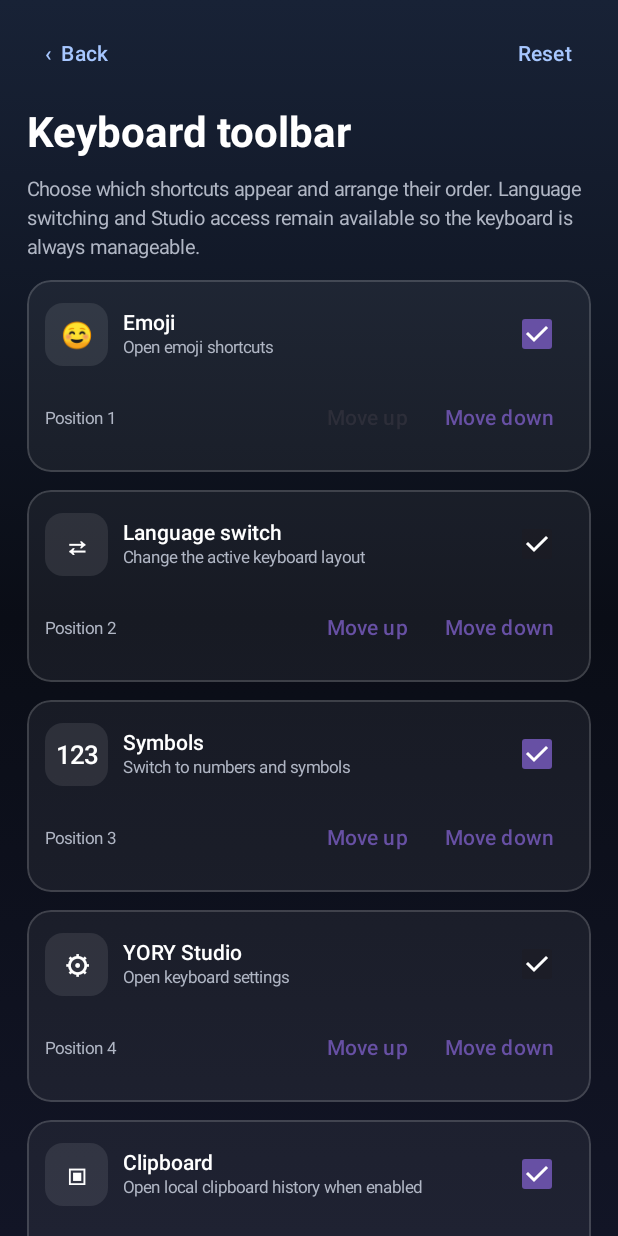
After one commit to our1godjesus-beep/YORY-KEYS-, an Android app built with Jetpack Compose: the composable YoryToolbarCustomizationScreen shown on its own in the app's theme, on a phone screen of 412 x 824 dp. The commit adds this screen. Run offline under Robolectric (Android 15) with nearby library versions, the phone set to English and light mode, and no system bars.

Commit message:
Add Android keyboard toolbar visibility and ordering controls

```diff
--- a/android/app/src/main/java/app/yory/keys/ui/YorySettingsNavigation.kt
+++ b/android/app/src/main/java/app/yory/keys/ui/YorySettingsNavigation.kt
@@ -40,6 +40,7 @@ fun YoryStudioScreen(onSignOut: () -> Unit = {}) {
         SettingsItem("T", "Typing", "Suggestions and personal dictionary"),
         SettingsItem("☻", "Emoji", "Emoji predictions and keyboard key"),
         SettingsItem("♬", "Rich input", "Clipboard and input tools"),
+        SettingsItem("☷", "Keyboard toolbar", "Choose and arrange keyboard shortcuts"),
         SettingsItem("▦", "Layout & keys", "Size, rows, symbols and key behavior"),
         SettingsItem("◖", "Sound & vibration", "Key click and haptic feedback"),
         SettingsItem("⬡", "Privacy", "Your data and on-device controls"),
@@ -47,6 +48,10 @@ fun YoryStudioScreen(onSignOut: () -> Unit = {}) {
         SettingsItem("?", "Help & Feedback", "Support and feedback"),
         SettingsItem("ⓘ", "About YORY KEYS", "Version and product information")
     )
+    if (page == "Keyboard toolbar") {
+        YoryToolbarCustomizationScreen(onBack = { page = null })
+        return
+    }
     if (page == "Themes") {
         if (editingThemes) {
             YoryThemesEditorScreen(onBack = { editingThemes = false })
--- /dev/null
+++ b/android/app/src/main/java/app/yory/keys/ui/YoryToolbarCustomizationScreen.kt
@@ -0,0 +1,134 @@
+package app.yory.keys.ui
+
+import android.content.Context
+import androidx.compose.foundation.background
+import androidx.compose.foundation.border
+import androidx.compose.foundation.layout.*
+import androidx.compose.foundation.rememberScrollState
+import androidx.compose.foundation.shape.RoundedCornerShape
+import androidx.compose.foundation.verticalScroll
+import androidx.compose.material3.*
+import androidx.compose.runtime.*
+import androidx.compose.ui.Alignment
+import androidx.compose.ui.Modifier
+import androidx.compose.ui.draw.clip
+import androidx.compose.ui.graphics.Brush
+import androidx.compose.ui.graphics.Color
+import androidx.compose.ui.platform.LocalContext
+import androidx.compose.ui.text.font.FontWeight
+import androidx.compose.ui.unit.dp
+import androidx.compose.ui.unit.sp
+
+private data class YoryToolbarTool(val id: String, val title: String, val description: String, val icon: String, val required: Boolean = false)
+
+@Composable
+internal fun YoryToolbarCustomizationScreen(onBack: () -> Unit) {
+    val context = LocalContext.current
+    val prefs = remember { context.getSharedPreferences("yory_user_settings", Context.MODE_PRIVATE) }
+    val tools = remember {
+        listOf(
+            YoryToolbarTool("emoji", "Emoji", "Open emoji shortcuts", "☺"),
+            YoryToolbarTool("language", "Language switch", "Change the active keyboard layout", "⇄", true),
+            YoryToolbarTool("symbols", "Symbols", "Switch to numbers and symbols", "123"),
+            YoryToolbarTool("settings", "YORY Studio", "Open keyboard settings", "⚙", true),
+            YoryToolbarTool("clipboard", "Clipboard", "Open local clipboard history when enabled", "▣")
+        )
+    }
+    val order = remember {
+        val defaults = tools.map { it.id }
+        val stored = prefs.getString("toolbar_order", null)?.split(",")?.filter { it in defaults }.orEmpty()
+        mutableStateListOf(*(stored.distinct() + defaults.filterNot(stored::contains)).toTypedArray())
+    }
+    val visible = remember {
+        val defaults = tools.map { it.id }.toSet()
+        val stored = prefs.getStringSet("toolbar_visible", null) ?: defaults
+        mutableStateMapOf<String, Boolean>().apply {
+            tools.forEach { tool -> put(tool.id, tool.required || tool.id in stored) }
+        }
+    }
+    var status by remember { mutableStateOf("Toolbar changes are stored on this device.") }
+
+    fun persist() {
+        val selected = visible.filterValues { it }.keys.toSet() + setOf("language", "settings")
+        prefs.edit()
+            .putString("toolbar_order", order.joinToString(","))
+            .putStringSet("toolbar_visible", selected)
+            .apply()
+        status = "Toolbar preferences saved. Reopen the keyboard to see the new order."
+    }
+
+    Box(Modifier.fillMaxSize().background(
+        Brush.verticalGradient(listOf(Color(0xFF182236), Color(0xFF0A0D16), Color(0xFF121526)))
+    )) {
+        Column(
+            Modifier.fillMaxSize().verticalScroll(rememberScrollState())
+                .padding(horizontal = 18.dp, vertical = 12.dp),
+            verticalArrangement = Arrangement.spacedBy(12.dp)
+        ) {
+            Row(verticalAlignment = Alignment.CenterVertically) {
+                TextButton(onClick = onBack) { Text("‹  Back", color = Color(0xFFA7C7FF)) }
+                Spacer(Modifier.weight(1f))
+                TextButton(onClick = {
+                    order.clear()
+                    order.addAll(tools.map { it.id })
+                    tools.forEach { visible[it.id] = it.required || it.id != "clipboard" }
+                    persist()
+                }) { Text("Reset", color = Color(0xFFA7C7FF)) }
+            }
+            Text("Keyboard toolbar", color = Color.White, fontSize = 28.sp, fontWeight = FontWeight.Bold)
+            Text("Choose which shortcuts appear and arrange their order. Language switching and Studio access remain available so the keyboard is always manageable.", color = Color(0xFFB0B6C4), fontSize = 13.sp, lineHeight = 19.sp)
+
+            tools.forEach { tool ->
+                val index = order.indexOf(tool.id)
+                Column(
+                    Modifier.fillMaxWidth().clip(RoundedCornerShape(16.dp))
+                        .background(Color.White.copy(alpha = 0.055f))
+                        .border(0.8.dp, Color.White.copy(alpha = 0.16f), RoundedCornerShape(16.dp))
+                        .padding(12.dp),
+                    verticalArrangement = Arrangement.spacedBy(8.dp)
+                ) {
+                    Row(verticalAlignment = Alignment.CenterVertically) {
+                        Box(
+                            Modifier.size(42.dp).clip(RoundedCornerShape(12.dp))
+                                .background(Color.White.copy(alpha = 0.09f)),
+                            contentAlignment = Alignment.Center
+                        ) { Text(tool.icon, color = Color.White, fontSize = 17.sp, fontWeight = FontWeight.SemiBold) }
+                        Spacer(Modifier.width(10.dp))
+                        Column(Modifier.weight(1f), verticalArrangement = Arrangement.spacedBy(2.dp)) {
+                            Text(tool.title, color = Color.White, fontWeight = FontWeight.SemiBold)
+                            Text(tool.description, color = Color(0xFFB0B6C4), fontSize = 11.sp)
+                        }
+                        Checkbox(
+                            checked = visible[tool.id] == true || tool.required,
+                            onCheckedChange = { checked -> if (!tool.required) { visible[tool.id] = checked; persist() } },
+                            enabled = !tool.required
+                        )
+                    }
+                    Row(verticalAlignment = Alignment.CenterVertically) {
+                        Text("Position ${index + 1}", color = Color(0xFFB0B6C4), fontSize = 11.sp)
+                        Spacer(Modifier.weight(1f))
+                        TextButton(onClick = {
+                            if (index > 0) {
+                                val item = order.removeAt(index)
+                                order.add(index - 1, item)
+                                persist()
+                            }
+                        }, enabled = index > 0) { Text("Move up") }
+                        TextButton(onClick = {
+                            if (index >= 0 && index < order.lastIndex) {
+                                val item = order.removeAt(index)
+                                order.add(index + 1, item)
+                                persist()
+                            }
+                        }, enabled = index >= 0 && index < order.lastIndex) { Text("Move down") }
+                    }
+                }
+            }
+            Text(status, color = Color(0xFFA7C7FF), fontSize = 12.sp)
+            Button(onClick = { persist() }, modifier = Modifier.fillMaxWidth().heightIn(min = 48.dp)) {
+                Text("Save toolbar")
+            }
+            Spacer(Modifier.height(14.dp))
+        }
+    }
+}
```
Also changed, not shown: android/app/src/main/java/app/yory/keys/ime/YoryInputMethodService.kt (+52 -22 lines).
